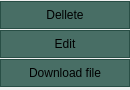
OgurtsovAndrei/Messenger-project, file src/interface/mesSetting.ui: the form before one commit.
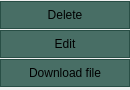
The form after the commit.

Patch:
```diff
--- a/src/interface/mesSetting.ui
+++ b/src/interface/mesSetting.ui
@@ -48,7 +48,7 @@
       </sizepolicy>
      </property>
      <property name="text">
-      <string>Dellete</string>
+      <string>Delete</string>
      </property>
     </widget>
    </item>
```
